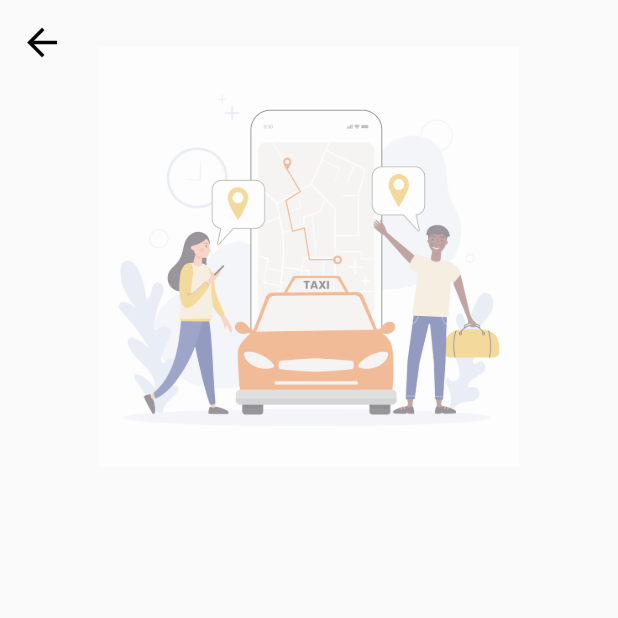
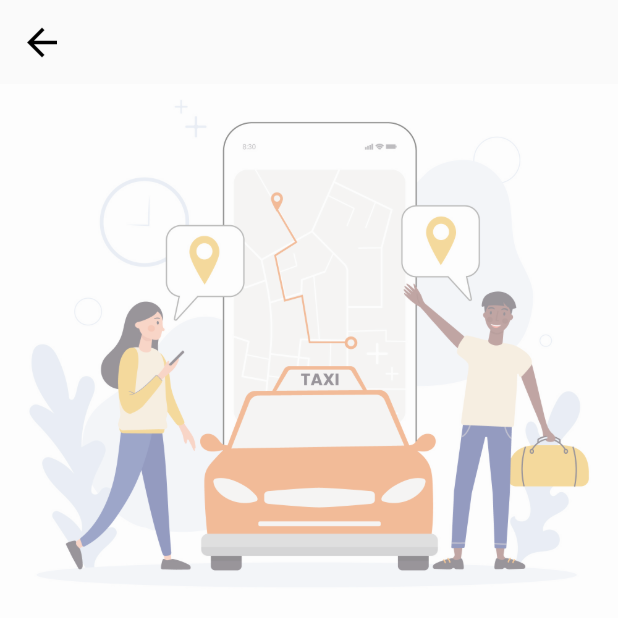
Before and after one commit to Engel-Rich/taxischrono, a Flutter app: the SocialPage screen opened directly, on a phone screen of 412 x 824 dp, the top half of it. Run offline on Flutter 3.47's test engine with Material 2 defaults, Android fonts, the phone set to English and light mode, and no system bars; our stand-ins replace cloud_firestore, firebase_auth, firebase_core, firebase_database, font_awesome_flutter, geolocator and 4 more; missing offline and left inert: the_apple_sign_in; accounts and stored records are empty; statements that could not run were skipped.

Commit message:
travail avant lenvoie des interfaces par le frond dev

```diff
--- a/lib/delayed_animation.dart
+++ b/lib/intefaces/delayed_animation.dart
@@ -4,10 +4,10 @@ import 'dart:async';
 class DelayedAnimation extends StatefulWidget {
   final Widget child;
   final int delay;
-  const DelayedAnimation({required this.delay, required this.child});
+  const DelayedAnimation({super.key, required this.delay, required this.child});
 
   @override
-  _DelayedAnimationState createState() => _DelayedAnimationState();
+  State<DelayedAnimation> createState() => _DelayedAnimationState();
 }
 
 class _DelayedAnimationState extends State<DelayedAnimation>
@@ -20,7 +20,7 @@ class _DelayedAnimationState extends State<DelayedAnimation>
 
     _controller = AnimationController(
       vsync: this,
-      duration: Duration(milliseconds: 800),
+      duration: const Duration(milliseconds: 800),
     );
 
     final curve = CurvedAnimation(
@@ -29,7 +29,7 @@ class _DelayedAnimationState extends State<DelayedAnimation>
     );
 
     _animOffset = Tween<Offset>(
-      begin: Offset(0.0, -0.35),
+      begin: const Offset(0.0, -0.35),
       end: Offset.zero,
     ).animate(curve);
 
@@ -38,6 +38,7 @@ class _DelayedAnimationState extends State<DelayedAnimation>
     });
   }
 
+  @override
   Widget build(BuildContext context) {
     return FadeTransition(
       opacity: _controller,
--- a/lib/social_page.dart
+++ b/lib/intefaces/social_page.dart
@@ -1,19 +1,25 @@
 import 'package:flutter/material.dart';
 import 'package:google_fonts/google_fonts.dart';
 import 'package:font_awesome_flutter/font_awesome_flutter.dart';
-import 'package:taxischrono/delayed_animation.dart';
-import 'package:taxischrono/main.dart';
-import 'package:taxischrono/login_page.dart';
+
+import 'package:taxischrono/intefaces/delayed_animation.dart';
+import 'package:taxischrono/intefaces/login_page.dart';
+
+import 'package:taxischrono/services/firebaseauthservice.dart';
+import 'package:taxischrono/varibles/variables.dart';
 
 class SocialPage extends StatelessWidget {
+  const SocialPage({super.key});
+
   @override
   Widget build(BuildContext context) {
     return Scaffold(
       appBar: AppBar(
         elevation: 0,
         backgroundColor: Colors.white.withOpacity(0),
+        title: Text(authentication.currentUser!.displayName ?? "Auccun nom"),
         leading: IconButton(
-          icon: Icon(
+          icon: const Icon(
             Icons.arrow_back,
             color: Colors.black,
             size: 30,
@@ -28,10 +34,7 @@ class SocialPage extends StatelessWidget {
           children: [
             DelayedAnimation(
               delay: 1500,
-              child: Container(
-                height: 280,
-                child: Image.asset('images/illustration1.jpg'),
-              ),
+              child: Image.asset('images/illustration1.jpg'),
             ),
             DelayedAnimation(
               delay: 2500,
@@ -45,12 +48,12 @@ class SocialPage extends StatelessWidget {
                     Text(
                       "Le changement commence ici",
                       style: GoogleFonts.poppins(
-                        color: d_red,
+                        color: dredColor,
                         fontSize: 16,
                         fontWeight: FontWeight.w600,
                       ),
                     ),
-                    SizedBox(height: 10),
+                    const SizedBox(height: 10),
                     Text(
                       "Enregistrez vous et commencer a profiter de nos différents packages et disponibilités pour vos multiples déplacements",
                       textAlign: TextAlign.center,
@@ -66,7 +69,7 @@ class SocialPage extends StatelessWidget {
             DelayedAnimation(
               delay: 3500,
               child: Container(
-                margin: EdgeInsets.symmetric(
+                margin: const EdgeInsets.symmetric(
                   vertical: 14,
                   horizontal: 40,
                 ),
@@ -77,20 +80,20 @@ class SocialPage extends StatelessWidget {
                         Navigator.push(
                           context,
                           MaterialPageRoute(
-                            builder: (context) => LoginPage(),
+                            builder: (context) => const LoginPage(),
                           ),
                         );
                       },
                       style: ElevatedButton.styleFrom(
-                        shape: StadiumBorder(),
-                        primary: d_red,
-                        padding: EdgeInsets.all(13),
+                        shape: const StadiumBorder(),
+                        backgroundColor: dredColor,
+                        padding: const EdgeInsets.all(13),
                       ),
                       child: Row(
                         mainAxisAlignment: MainAxisAlignment.center,
                         children: [
-                          Icon(Icons.mail_outline_outlined),
-                          SizedBox(width: 10),
+                          const Icon(Icons.mail_outline_outlined),
+                          const SizedBox(width: 10),
                           Text(
                             'EMAIL',
                             style: GoogleFonts.poppins(
@@ -102,26 +105,26 @@ class SocialPage extends StatelessWidget {
                         ],
                       ),
                     ),
-                    SizedBox(height: 20),
+                    const SizedBox(height: 20),
                     ElevatedButton(
                       onPressed: () {
                         Navigator.push(
                           context,
                           MaterialPageRoute(
-                            builder: (context) => LoginPage(),
+                            builder: (context) => const LoginPage(),
                           ),
                         );
                       },
                       style: ElevatedButton.styleFrom(
-                        shape: StadiumBorder(),
-                        primary: Color(0xFF576dff),
-                        padding: EdgeInsets.all(13),
+                        shape: const StadiumBorder(),
+                        backgroundColor: const Color(0xFF576dff),
+                        padding: const EdgeInsets.all(13),
                       ),
                       child: Row(
                         mainAxisAlignment: MainAxisAlignment.center,
                         children: [
-                          FaIcon(FontAwesomeIcons.facebook),
-                          SizedBox(width: 10),
+                          const FaIcon(FontAwesomeIcons.facebook),
+                          const SizedBox(width: 10),
                           Text(
                             'FACEBOOK',
                             style: GoogleFonts.poppins(
@@ -133,20 +136,21 @@ class SocialPage extends StatelessWidget {
                         ],
                       ),
                     ),
-                    SizedBox(height: 20),
+                    const SizedBox(height: 20),
                     ElevatedButton(
-                      onPressed: () {
-                        Navigator.push(
-                          context,
-                          MaterialPageRoute(
-                            builder: (context) => LoginPage(),
-                          ),
-                        );
+                      onPressed: () async {
+                        await Authservices().googlesingIn();
+                        // Navigator.push(
+                        //   context,
+                        //   MaterialPageRoute(
+                        //     builder: (context) => LoginPage(),
+                        //   ),
+                        // );
                       },
                       style: ElevatedButton.styleFrom(
-                        shape: StadiumBorder(),
-                        primary: Colors.white,
-                        padding: EdgeInsets.all(13),
+                        shape: const StadiumBorder(),
+                        backgroundColor: Colors.white,
+                        padding: const EdgeInsets.all(13),
                       ),
                       child: Row(
                         mainAxisAlignment: MainAxisAlignment.center,
@@ -155,7 +159,7 @@ class SocialPage extends StatelessWidget {
                             'images/google.png',
                             height: 20,
                           ),
-                          SizedBox(width: 10),
+                          const SizedBox(width: 10),
                           Text(
                             'GOOGLE',
                             style: GoogleFonts.poppins(
@@ -167,7 +171,7 @@ class SocialPage extends StatelessWidget {
                         ],
                       ),
                     ),
-                    SizedBox(height: 20),
+                    const SizedBox(height: 20),
                   ],
                 ),
               ),
--- a/pubspec.yaml
+++ b/pubspec.yaml
@@ -51,6 +51,7 @@ dependencies:
   google_maps_flutter: ^2.2.1
   geolocator: ^9.0.2
   modal_bottom_sheet: ^2.1.2
+  geocoding: ^2.0.5
 
 dev_dependencies:
   flutter_test:
@@ -72,7 +73,6 @@ flutter:
 
   # To add assets to your application, add an assets section, like this:
   assets:
-
     - images/
 
   # An image asset can refer to one or more resolution-specific "variants", see
```
Also changed, not shown: lib/intefaces/login_page.dart (renamed from lib/login_page.dart, +24 -18 lines), lib/intefaces/welcome_page.dart (renamed from lib/welcome_page.dart, +18 -20 lines), lib/main.dart (+13 -5 lines), lib/services/mapservice.dart (+102 -2 lines), lib/varibles/variables.dart (+4 -3 lines), lib/intefaces/register.dart (renamed from lib/register.dart), pubspec.lock, 1 other file.
